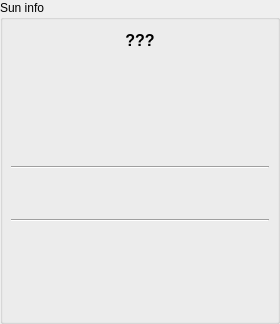
First picture: the form in widgets/qsuninfo.ui, repository AMOS-uniba/amos-client, before the edit.
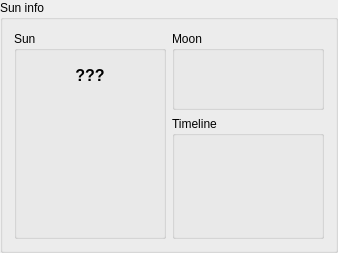
Second picture: the form after the edit. Custom widgets are drawn as their Qt base class.

Patch:
```diff
--- a/widgets/qsuninfo.ui
+++ b/widgets/qsuninfo.ui
@@ -6,21 +6,21 @@
    <rect>
     <x>0</x>
     <y>0</y>
-    <width>280</width>
-    <height>314</height>
+    <width>338</width>
+    <height>225</height>
    </rect>
   </property>
   <property name="title">
    <string>Sun info</string>
   </property>
   <layout class="QGridLayout" name="gridLayout">
-   <property name="leftMargin">
-    <number>0</number>
-   </property>
-   <property name="rightMargin">
-    <number>0</number>
-   </property>
-   <item row="0" column="0">
+   <item row="1" column="0" rowspan="3">
+    <widget class="QGroupBox" name="gb_sun">
+     <property name="title">
+      <string>Sun</string>
+     </property>
+     <layout class="QVBoxLayout" name="verticalLayout">
+      <item>
     <widget class="QLabel" name="lb_sun_status">
      <property name="maximumSize">
       <size>
@@ -44,17 +44,6 @@
      </property>
     </widget>
    </item>
-   <item row="1" column="0">
-    <layout class="QVBoxLayout" name="layout">
-     <property name="sizeConstraint">
-      <enum>QLayout::SetFixedSize</enum>
-     </property>
-     <property name="leftMargin">
-      <number>8</number>
-     </property>
-     <property name="rightMargin">
-      <number>8</number>
-     </property>
      <item>
       <widget class="QFloatLine" name="sl_altitude" native="true">
        <property name="sizePolicy">
@@ -165,64 +154,15 @@
        </property>
       </widget>
      </item>
-     <item>
-      <widget class="Line" name="line_1">
-       <property name="orientation">
-        <enum>Qt::Horizontal</enum>
-       </property>
-      </widget>
-     </item>
-     <item>
-      <widget class="QFloatLine" name="sl_moon_altitude" native="true">
-       <property name="sizePolicy">
-        <sizepolicy hsizetype="Preferred" vsizetype="Fixed">
-         <horstretch>0</horstretch>
-         <verstretch>0</verstretch>
-        </sizepolicy>
-       </property>
-       <property name="minimumSize">
-        <size>
-         <width>0</width>
-         <height>16</height>
-        </size>
-       </property>
-       <property name="maximumSize">
-        <size>
-         <width>16777215</width>
-         <height>16</height>
-        </size>
-       </property>
-      </widget>
-     </item>
-     <item>
-      <widget class="QFloatLine" name="sl_moon_azimuth" native="true">
-       <property name="sizePolicy">
-        <sizepolicy hsizetype="Preferred" vsizetype="Fixed">
-         <horstretch>0</horstretch>
-         <verstretch>0</verstretch>
-        </sizepolicy>
-       </property>
-       <property name="minimumSize">
-        <size>
-         <width>0</width>
-         <height>16</height>
-        </size>
-       </property>
-       <property name="maximumSize">
-        <size>
-         <width>16777215</width>
-         <height>16</height>
-        </size>
-       </property>
-      </widget>
-     </item>
-     <item>
-      <widget class="Line" name="line_2">
-       <property name="orientation">
-        <enum>Qt::Horizontal</enum>
-       </property>
-      </widget>
-     </item>
+     </layout>
+    </widget>
+   </item>
+   <item row="3" column="1">
+    <widget class="QGroupBox" name="groupBox">
+     <property name="title">
+      <string>Timeline</string>
+     </property>
+     <layout class="QVBoxLayout" name="verticalLayout_3">
      <item>
       <widget class="QDateTimeLine" name="sl_dome_close" native="true">
        <property name="sizePolicy">
@@ -312,6 +252,60 @@
       </widget>
      </item>
     </layout>
+    </widget>
+   </item>
+   <item row="1" column="1" rowspan="2">
+    <widget class="QGroupBox" name="gb_moon">
+     <property name="title">
+      <string>Moon</string>
+     </property>
+     <layout class="QVBoxLayout" name="verticalLayout_2">
+      <item>
+       <widget class="QFloatLine" name="sl_moon_altitude" native="true">
+        <property name="sizePolicy">
+         <sizepolicy hsizetype="Preferred" vsizetype="Fixed">
+          <horstretch>0</horstretch>
+          <verstretch>0</verstretch>
+         </sizepolicy>
+        </property>
+        <property name="minimumSize">
+         <size>
+          <width>0</width>
+          <height>16</height>
+         </size>
+        </property>
+        <property name="maximumSize">
+         <size>
+          <width>16777215</width>
+          <height>16</height>
+         </size>
+        </property>
+       </widget>
+      </item>
+      <item>
+       <widget class="QFloatLine" name="sl_moon_azimuth" native="true">
+        <property name="sizePolicy">
+         <sizepolicy hsizetype="Preferred" vsizetype="Fixed">
+          <horstretch>0</horstretch>
+          <verstretch>0</verstretch>
+         </sizepolicy>
+        </property>
+        <property name="minimumSize">
+         <size>
+          <width>0</width>
+          <height>16</height>
+         </size>
+        </property>
+        <property name="maximumSize">
+         <size>
+          <width>16777215</width>
+          <height>16</height>
+         </size>
+        </property>
+       </widget>
+      </item>
+     </layout>
+    </widget>
    </item>
   </layout>
  </widget>
```
Lines whose indentation alone changed are shown as unchanged.
